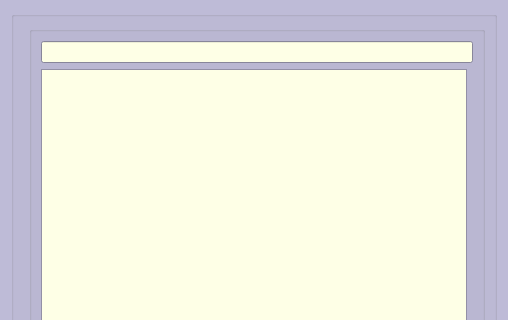
Qt form LHCbDIRAC/BookkeepingSystem/Gui/Widget/Bookmarks.ui (antolu/LHCbDIRAC) before a commit; both pictures show x 0 to 508 and y 0 to 320 of the 508 by 794 pixel window.
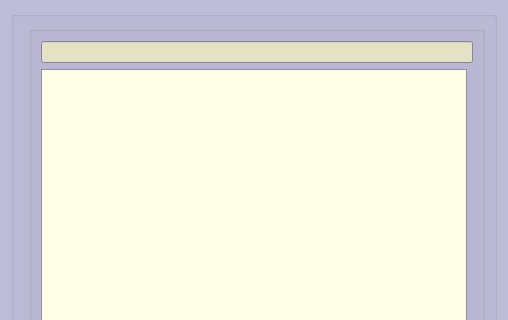
The same form after that commit.

Patch:
```diff
--- a/LHCbDIRAC/BookkeepingSystem/Gui/Widget/Bookmarks.ui
+++ b/LHCbDIRAC/BookkeepingSystem/Gui/Widget/Bookmarks.ui
@@ -182,7 +182,11 @@
         </property>
         <layout class="QGridLayout" name="gridLayout_2">
          <item row="1" column="0" colspan="2">
-          <widget class="QLineEdit" name="lineEdit"/>
+          <widget class="QLineEdit" name="lineEdit">
+           <property name="enabled">
+            <bool>false</bool>
+           </property>
+          </widget>
          </item>
          <item row="2" column="0">
           <widget class="QTableView" name="bookmarks"/>
```
